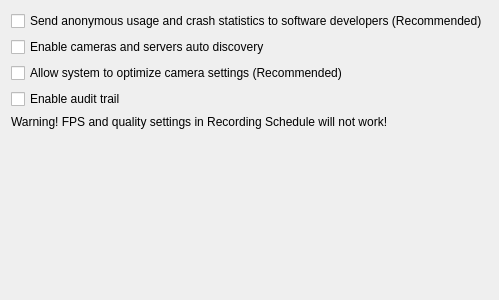
networkoptix/nx_open, file client/src/ui/widgets/settings/system_settings_widget.ui: the form before one commit.
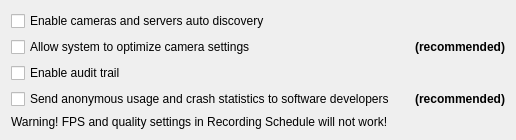
The form after the commit.

Commit message:
VMS-338: some text and layout changes in system settings
<==== Mercurial data ====>
Branch: dev_2.4.0_gui

```diff
--- a/client/src/ui/widgets/settings/system_settings_widget.ui
+++ b/client/src/ui/widgets/settings/system_settings_widget.ui
@@ -6,22 +6,52 @@
    <rect>
     <x>0</x>
     <y>0</y>
-    <width>446</width>
-    <height>300</height>
+    <width>516</width>
+    <height>123</height>
    </rect>
   </property>
   <property name="windowTitle">
    <string/>
   </property>
-  <layout class="QVBoxLayout" name="verticalLayout">
-   <item>
+  <layout class="QGridLayout" name="gridLayout">
+   <item row="4" column="0">
+    <widget class="QLabel" name="settingsWarningLabel">
+     <property name="text">
+      <string>Warning! FPS and quality settings in Recording Schedule will not work!</string>
+     </property>
+    </widget>
+   </item>
+   <item row="3" column="1">
+    <widget class="QLabel" name="tlsRecommendedLabel">
+     <property name="font">
+      <font>
+       <weight>75</weight>
+       <bold>true</bold>
+      </font>
+     </property>
+     <property name="text">
+      <string>(recommended)</string>
+     </property>
+     <property name="alignment">
+      <set>Qt::AlignRight|Qt::AlignTrailing|Qt::AlignVCenter</set>
+     </property>
+    </widget>
+   </item>
+   <item row="2" column="0">
+    <widget class="QCheckBox" name="auditTrailCheckBox">
+     <property name="text">
+      <string>Enable audit trail</string>
+     </property>
+    </widget>
+   </item>
+   <item row="3" column="0">
     <widget class="QCheckBox" name="statisticsReportCheckBox">
      <property name="text">
-      <string>Send anonymous usage and crash statistics to software developers (Recommended)</string>
+      <string>Send anonymous usage and crash statistics to software developers</string>
      </property>
     </widget>
    </item>
-   <item>
+   <item row="0" column="0">
     <widget class="QCheckBox" name="autoDiscoveryCheckBox">
      <property name="text">
       <string>Enable cameras and servers auto discovery</string>
@@ -31,64 +61,41 @@
      </property>
     </widget>
    </item>
-   <item>
+   <item row="1" column="0">
     <widget class="QCheckBox" name="autoSettingsCheckBox">
      <property name="text">
-      <string>Allow system to optimize camera settings (Recommended)</string>
+      <string>Allow system to optimize camera settings</string>
      </property>
     </widget>
    </item>
-   <item>
-    <widget class="QCheckBox" name="auditTrailCheckBox">
+   <item row="1" column="1">
+    <widget class="QLabel" name="sslRecommendedLabel">
+     <property name="font">
+      <font>
+       <weight>75</weight>
+       <bold>true</bold>
+      </font>
+     </property>
      <property name="text">
-      <string>Enable audit trail</string>
+      <string>(recommended)</string>
      </property>
+     <property name="alignment">
+      <set>Qt::AlignRight|Qt::AlignTrailing|Qt::AlignVCenter</set>
+     </property>
     </widget>
    </item>
-   <item>
-    <widget class="QWidget" name="horizontalWidget" native="true">
-     <layout class="QHBoxLayout" name="horizontalLayout_3">
-      <property name="leftMargin">
-       <number>0</number>
-      </property>
-      <property name="topMargin">
-       <number>0</number>
-      </property>
-      <property name="rightMargin">
-       <number>0</number>
-      </property>
-      <property name="bottomMargin">
-       <number>0</number>
-      </property>
-      <item>
-       <widget class="QLabel" name="settingsWarningLabel">
-        <property name="text">
-         <string>Warning! FPS and quality settings in Recording Schedule will not work!</string>
-        </property>
-       </widget>
-      </item>
-      <item>
-       <widget class="QLabel" name="verticalSpacerLabel">
-        <property name="text">
-         <string notr="true"/>
-        </property>
-       </widget>
-      </item>
-     </layout>
-    </widget>
-   </item>
-   <item>
-    <spacer name="verticalSpacer">
-     <property name="orientation">
-      <enum>Qt::Vertical</enum>
+   <item row="4" column="1">
+    <widget class="QLabel" name="spacerLabel">
+     <property name="sizePolicy">
+      <sizepolicy hsizetype="Preferred" vsizetype="Fixed">
+       <horstretch>0</horstretch>
+       <verstretch>0</verstretch>
+      </sizepolicy>
      </property>
-     <property name="sizeHint" stdset="0">
-      <size>
-       <width>20</width>
-       <height>40</height>
-      </size>
+     <property name="text">
+      <string notr="true"/>
      </property>
-    </spacer>
+    </widget>
    </item>
   </layout>
  </widget>
```
